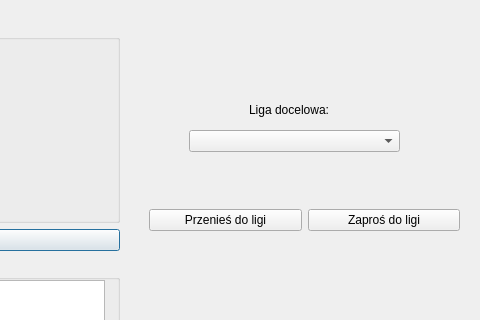
First picture: the form in IPR-master/profil_druzyny.ui, repository MrocznyZdzichu/Multiliga, before the edit; both pictures show x 331 to 811 and y 0 to 320 of the 811 by 561 pixel window.
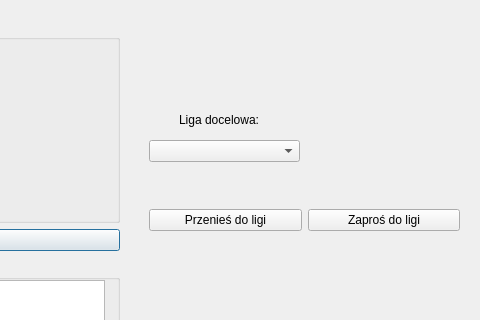
Second picture: the form after the edit.

The edit to the form file:
```diff
--- a/IPR-master/profil_druzyny.ui
+++ b/IPR-master/profil_druzyny.ui
@@ -128,9 +128,9 @@
   <widget class="QComboBox" name="comboBox">
    <property name="geometry">
     <rect>
-     <x>520</x>
-     <y>130</y>
-     <width>211</width>
+     <x>480</x>
+     <y>140</y>
+     <width>151</width>
      <height>22</height>
     </rect>
    </property>
@@ -164,8 +164,8 @@
   <widget class="QLabel" name="label_8">
    <property name="geometry">
     <rect>
-     <x>580</x>
-     <y>100</y>
+     <x>510</x>
+     <y>110</y>
      <width>111</width>
      <height>20</height>
     </rect>
@@ -207,6 +207,19 @@
     </item>
    </layout>
   </widget>
+  <widget class="QLabel" name="label_9">
+   <property name="geometry">
+    <rect>
+     <x>650</x>
+     <y>140</y>
+     <width>131</width>
+     <height>16</height>
+    </rect>
+   </property>
+   <property name="text">
+    <string/>
+   </property>
+  </widget>
  </widget>
  <resources/>
  <connections/>
```
